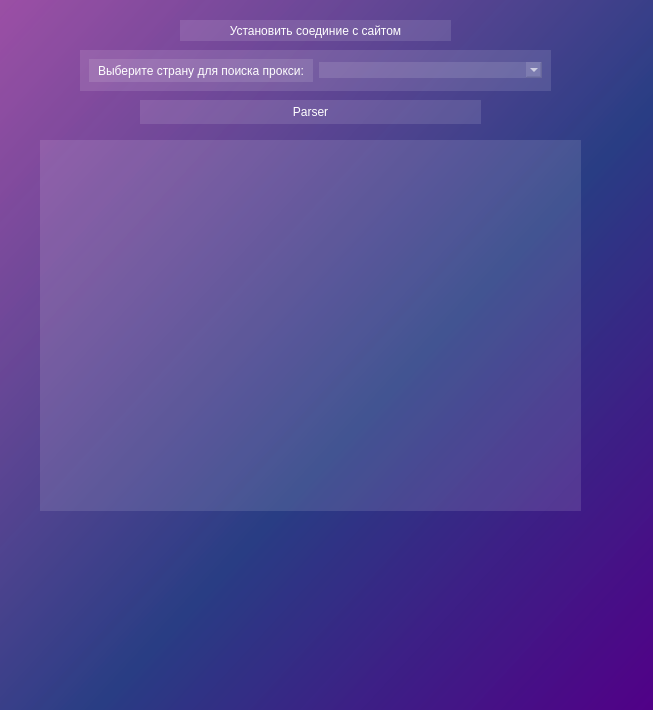
This is UI/main.ui in 1337m3rcy/practice_parser_gui as Qt 5 draws it before an edit. The edited form follows.
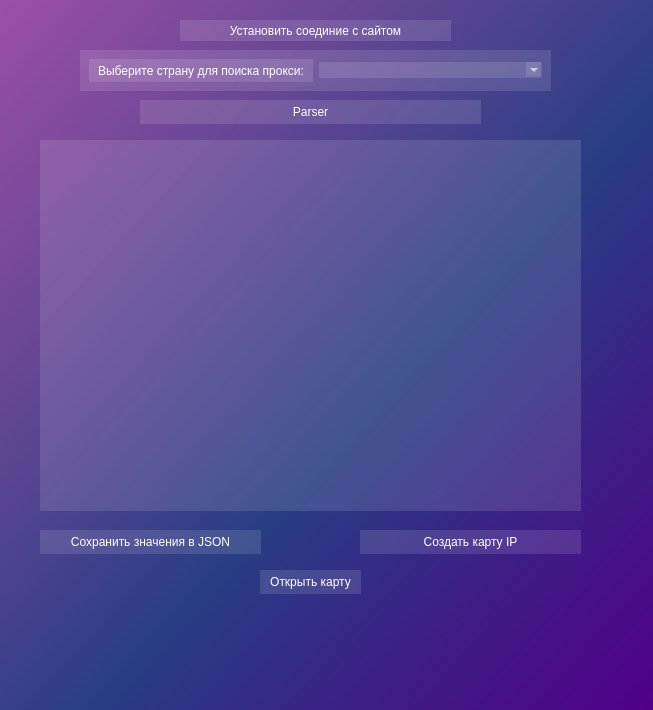
This is the edited form.

Diff of the .ui file:
```diff
--- a/UI/main.ui
+++ b/UI/main.ui
@@ -76,7 +76,7 @@
      <string>Parser</string>
     </property>
    </widget>
-   <widget class="QFrame" name="">
+   <widget class="QFrame" name="frame">
     <property name="geometry">
      <rect>
       <x>80</x>
@@ -120,6 +120,63 @@
      </item>
     </layout>
    </widget>
+   <widget class="QPushButton" name="pushButton_3">
+    <property name="geometry">
+     <rect>
+      <x>40</x>
+      <y>530</y>
+      <width>221</width>
+      <height>24</height>
+     </rect>
+    </property>
+    <property name="styleSheet">
+     <string notr="true">background-color: rgba(255, 255, 255, 30);
+border: 4px rgba(255, 255, 255, 40);
+border-raduis: 7px;
+color: rgb(255, 255, 255);</string>
+    </property>
+    <property name="text">
+     <string>Сохранить значения в JSON</string>
+    </property>
+   </widget>
+   <widget class="QPushButton" name="pushButton_4">
+    <property name="geometry">
+     <rect>
+      <x>360</x>
+      <y>530</y>
+      <width>221</width>
+      <height>24</height>
+     </rect>
+    </property>
+    <property name="styleSheet">
+     <string notr="true">background-color: rgba(255, 255, 255, 30);
+border: 4px rgba(255, 255, 255, 40);
+border-raduis: 7px;
+color: rgb(255, 255, 255);</string>
+    </property>
+    <property name="text">
+     <string>Создать карту IP</string>
+    </property>
+   </widget>
+   <widget class="QPushButton" name="pushButton_5">
+    <property name="geometry">
+     <rect>
+      <x>260</x>
+      <y>570</y>
+      <width>101</width>
+      <height>24</height>
+     </rect>
+    </property>
+    <property name="styleSheet">
+     <string notr="true">background-color: rgba(255, 255, 255, 30);
+border: 4px rgba(255, 255, 255, 40);
+border-raduis: 7px;
+color: rgb(255, 255, 255);</string>
+    </property>
+    <property name="text">
+     <string>Открыть карту</string>
+    </property>
+   </widget>
   </widget>
  </widget>
  <resources/>
```
